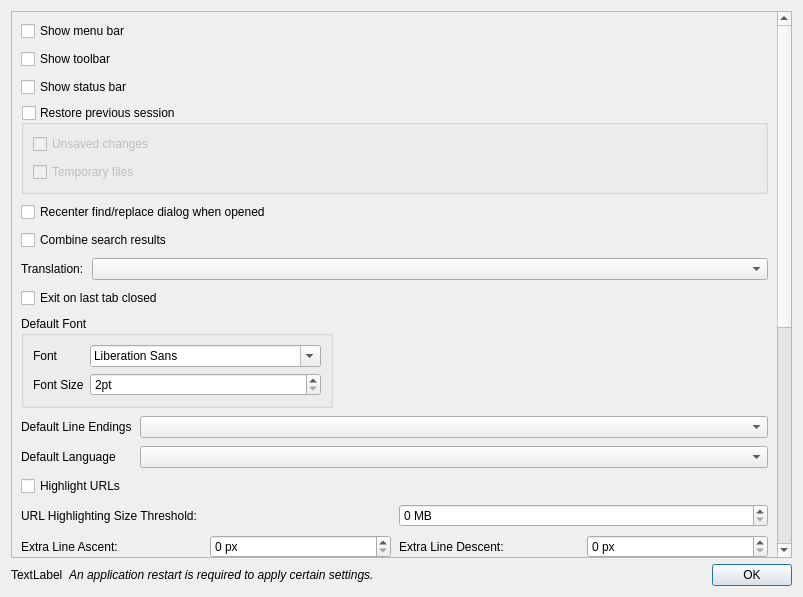
Old version of the form src/dialogs/PreferencesDialog.ui in the repository alsyundawy/SparkNotePad.
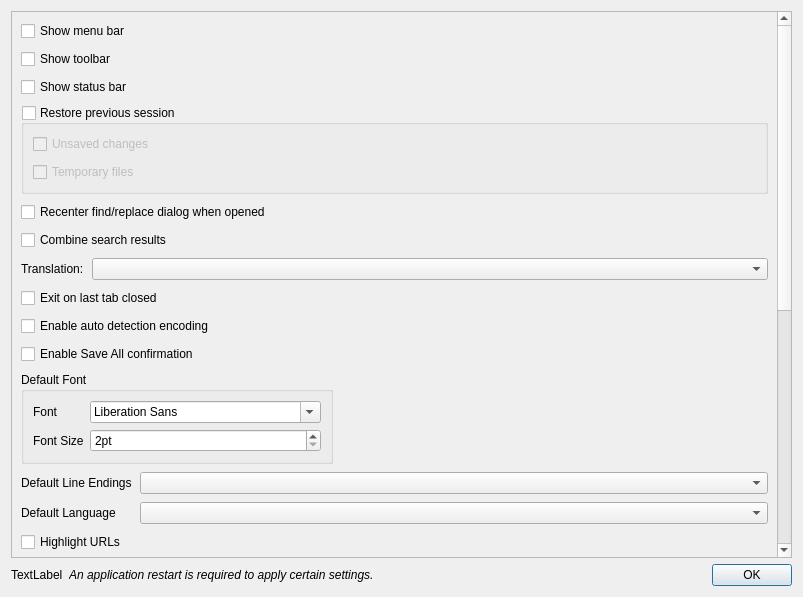
New version of the form.

Commit message: feat(v1.4.6): add 30 toolbar icon packs, refine context menu & preferences, elevate syntax highlighting with WCAG contrast, and calibrate DMG packaging

Diff of the .ui file:
```diff
--- a/src/dialogs/PreferencesDialog.ui
+++ b/src/dialogs/PreferencesDialog.ui
@@ -133,6 +133,26 @@
          </property>
         </widget>
        </item>
+       <item>
+        <widget class="QCheckBox" name="checkBoxAutoDetectEncoding">
+         <property name="text">
+          <string>Enable auto detection encoding</string>
+         </property>
+         <property name="toolTip">
+          <string>Automatically detect file character encoding upon opening</string>
+         </property>
+        </widget>
+       </item>
+       <item>
+        <widget class="QCheckBox" name="checkBoxConfirmSaveAll">
+         <property name="text">
+          <string>Enable Save All confirmation</string>
+         </property>
+         <property name="toolTip">
+          <string>Prompt for confirmation before saving all modified files</string>
+         </property>
+        </widget>
+       </item>
        <item>
         <layout class="QHBoxLayout" name="horizontalLayout">
          <item>
```
The commit also changes 12270 other files.
